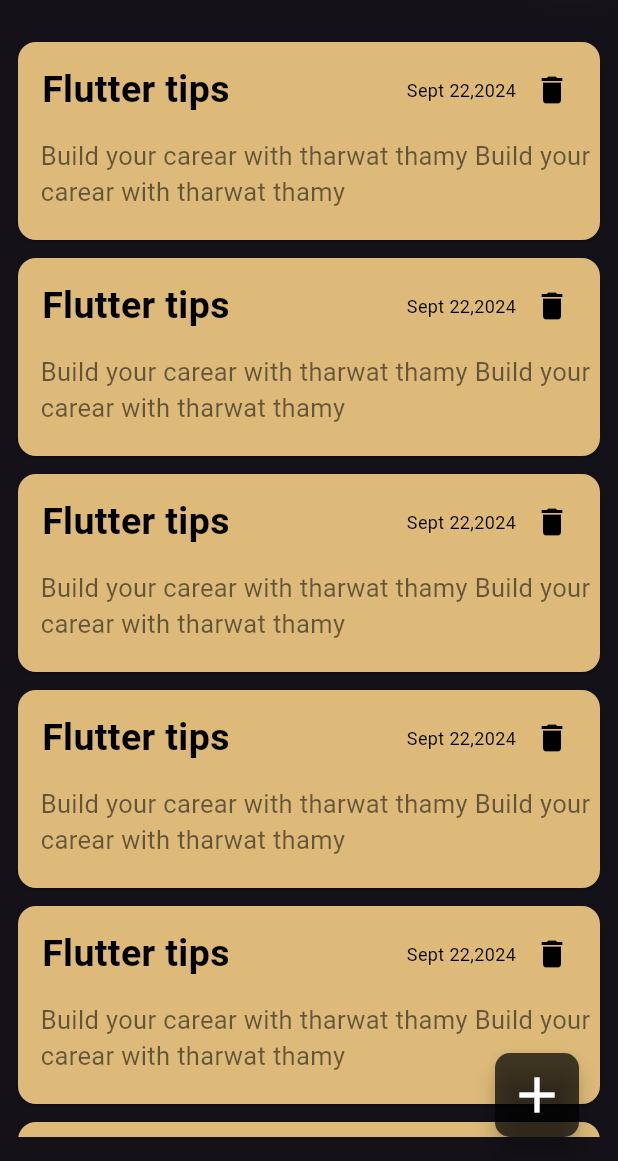
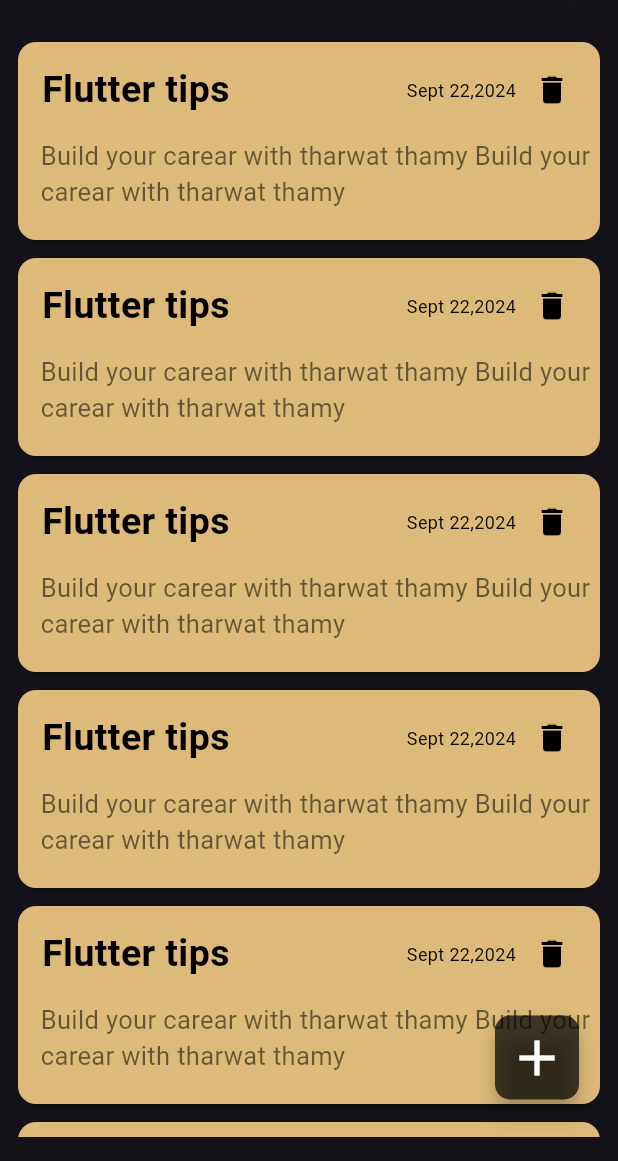
Before and after one commit to ahmed722003/notes_app, a Flutter app: the screen it shows after launch, on a phone screen of 412 x 824 dp, the part 75-1236 px from its top. Run offline on Flutter 3.47's test engine with Material 3 defaults, Android fonts, the phone set to English and light mode, and no system bars.

```diff
--- a/lib/views/notes_view.dart
+++ b/lib/views/notes_view.dart
@@ -35,7 +35,7 @@ class NotesView extends StatelessWidget {
         ],
       ),
       floatingActionButton: Padding(
-        padding: const EdgeInsets.only(right: 10.0),
+        padding: const EdgeInsets.only(right: 10.0, bottom: 25),
         child: FloatingActionButton(
           onPressed: () {
             showModalBottomSheet(
```
Also changed, not shown: lib/models/note_model.dart (added, +13 -0 lines).
